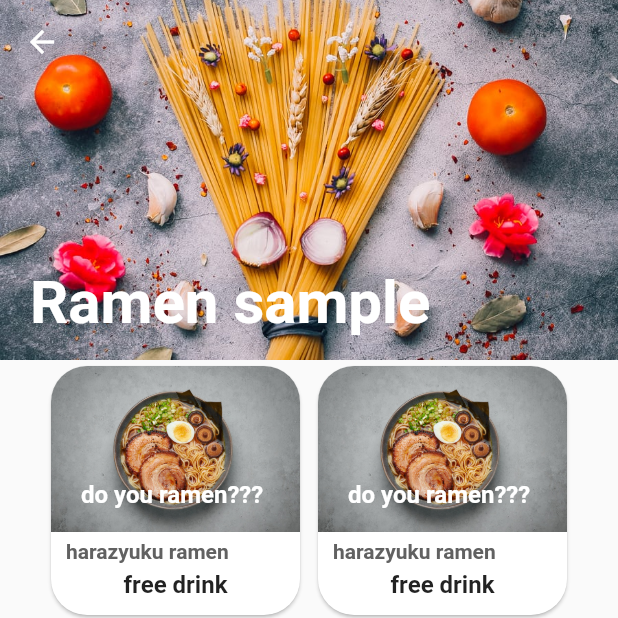
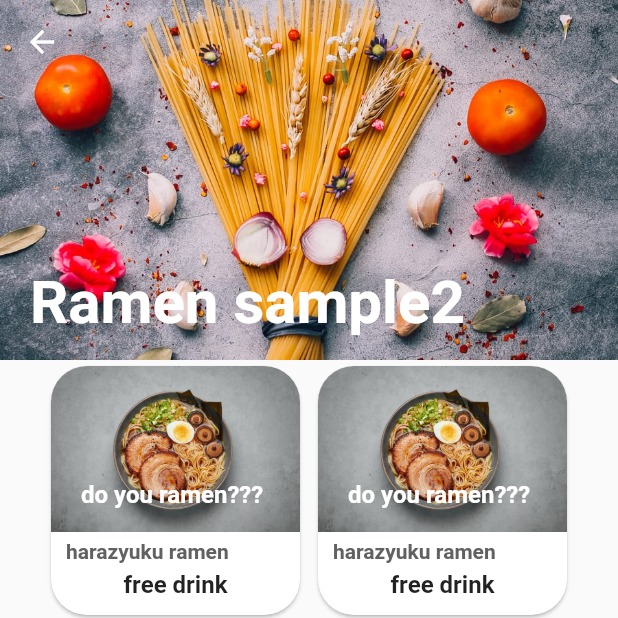
Before and after one commit to ramen2020/flutter_cheat, a Flutter app: the Sample2Screen screen opened directly, on a phone screen of 412 x 824 dp, the top half of it. Run offline on Flutter 3.47's test engine with Material 2 defaults, Android fonts, the light colour scheme and no system bars; our stand-ins replace webview_flutter.

Commit message:
fix title in sample2_screen

```diff
--- a/lib/screen/sample/sample2_screen.dart
+++ b/lib/screen/sample/sample2_screen.dart
@@ -17,7 +17,7 @@ class Sample2Screen extends StatelessWidget {
                 bottom: 15,
                 left: 20,
                 child: Text(
-                  'Ramen sample',
+                  'Ramen sample2',
                   style: TextStyle(
                     fontWeight: FontWeight.bold,
                     color: Colors.white,
```
